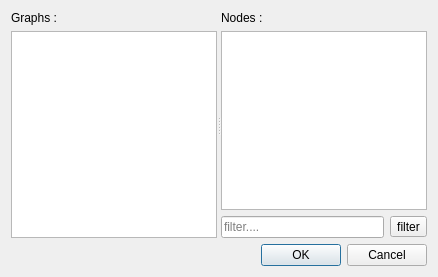
Old version of the form RequestFlowApp/CoreView/externalnodeselectiondialog.ui in the repository fatehmtd/RequestFlow.
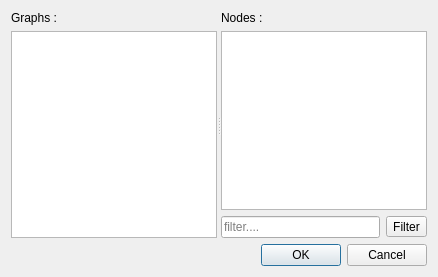
New version of the form. Icons and pictures are not drawn.

```diff
--- a/RequestFlowApp/CoreView/externalnodeselectiondialog.ui
+++ b/RequestFlowApp/CoreView/externalnodeselectiondialog.ui
@@ -87,7 +87,7 @@
        <item row="2" column="1">
         <widget class="QToolButton" name="toolButton_filter">
          <property name="text">
-          <string>filter</string>
+          <string>Filter</string>
          </property>
          <property name="icon">
           <iconset theme=":/ui/filter"/>
```
